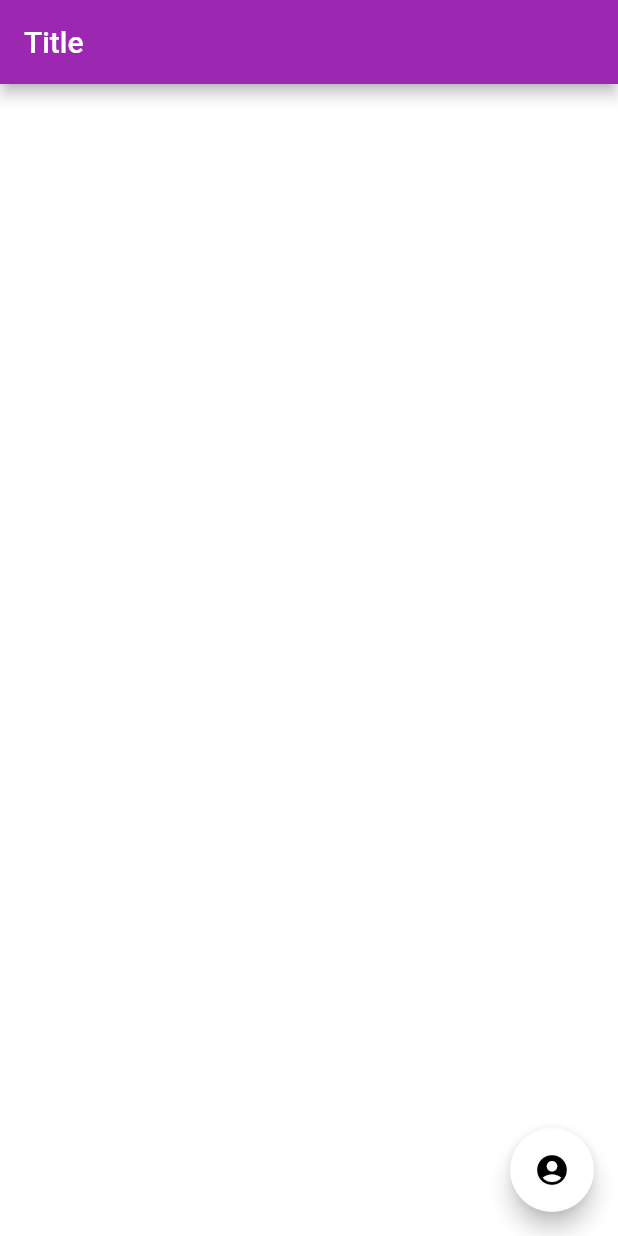
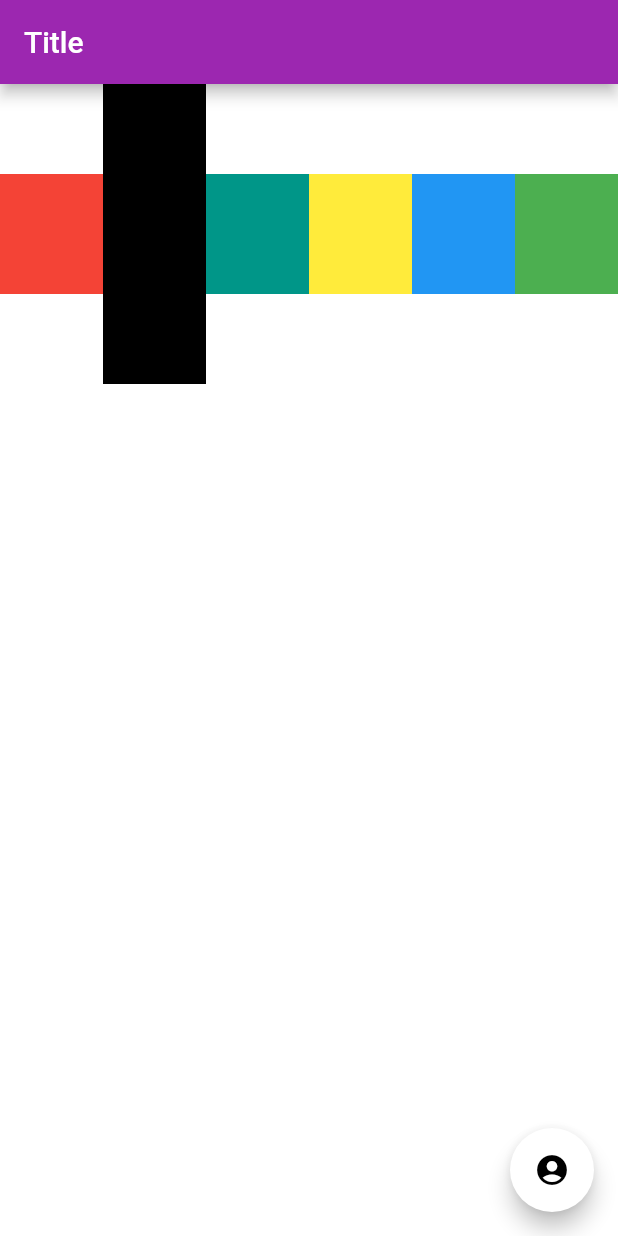
Before and after one commit to Gokdenizsari/Flutter_first_app, a Flutter app: the screen it shows after launch, on a phone screen of 412 x 824 dp. Run offline on Flutter 3.47's test engine with Material 2 defaults, Android fonts, the phone set to English and light mode, and no system bars.

Commit message:
Update main.dart

```diff
--- a/lib/main.dart
+++ b/lib/main.dart
@@ -5,7 +5,8 @@ void main() {
 }
 
 class MyApp extends StatelessWidget {
-      String _img1='https://www.webtekno.com/images/editor/default/0002/60/4a7d6f13f8b48305ac545bd5e27a244f281b0407.jpeg';
+  String _img1 =
+      'https://www.webtekno.com/images/editor/default/0002/60/4a7d6f13f8b48305ac545bd5e27a244f281b0407.jpeg';
   @override
   Widget build(BuildContext context) {
     return MaterialApp(
@@ -17,7 +18,11 @@ class MyApp extends StatelessWidget {
           ),
           backgroundColor: Colors.purple,
         ),
-        body: Container(),
+        body: Container(
+          child: Row(
+            children: flexibleContainer,
+          ),
+        ),
         floatingActionButton: FloatingActionButton(
             onPressed: () {
               debugPrint("Click");
@@ -29,6 +34,123 @@ class MyApp extends StatelessWidget {
             backgroundColor: Colors.white),
       ),
     );
+  }
+
+  List<Widget> get sorunluContainer {
+    return [
+      Container(
+        width: 80,
+        height: 80,
+        color: Colors.red,
+      ),
+      Expanded(
+        child: Container(
+          width: 80,
+          height: 80,
+          color: Colors.black,
+        ),
+      ),
+      Container(
+        width: 80,
+        height: 80,
+        color: Colors.teal,
+      ),
+      Container(
+        width: 80,
+        height: 80,
+        color: Colors.orange,
+      ),
+      Container(width: 80, height: 80, color: Colors.grey),
+      Container(
+        width: 80,
+        height: 80,
+        color: Colors.green,
+      )
+    ];
+  }
+
+  List<Widget> get expandedContainer {
+    return [
+      Container(
+        width: 80,
+        height: 80,
+        color: Colors.red,
+      ),
+      Expanded(
+        flex: 4,
+        child: Container(
+          width: 80,
+          height: 80,
+          color: Colors.black,
+        ),
+      ),
+      Expanded(
+        flex: 2,
+        child: Container(
+          width: 80,
+          height: 80,
+          color: Colors.teal,
+        ),
+      ),
+      Container(
+        width: 80,
+        height: 80,
+        color: Colors.orange,
+      ),
+      Container(width: 80, height: 80, color: Colors.grey),
+      Container(
+        width: 80,
+        height: 80,
+        color: Colors.green,
+      )
+    ];
+  }
+
+  List<Widget> get flexibleContainer {
+    return [
+      Flexible(
+        child: Container(
+          width: 80,
+          height: 80,
+          color: Colors.red,
+        ),
+      ),
+      Flexible(
+        child: Container(
+          width: 200,
+          height: 200,
+          color: Colors.black,
+        ),
+      ),
+      Flexible(
+        child: Container(
+          width: 80,
+          height: 80,
+          color: Colors.teal,
+        ),
+      ),
+      Flexible(
+        child: Container(
+          width: 80,
+          height: 80,
+          color: Colors.yellow,
+        ),
+      ),
+      Flexible(
+        child: Container(
+          width: 80,
+          height: 80,
+          color: Colors.blue,
+        ),
+      ),
+      Flexible(
+        child: Container(
+          width: 80,
+          height: 80,
+          color: Colors.green,
+        ),
+      ),
+    ];
   }
 
   Widget colummAndRow() {
@@ -44,12 +166,9 @@ class MyApp extends StatelessWidget {
               mainAxisSize: MainAxisSize.max,
               mainAxisAlignment: MainAxisAlignment.spaceAround,
               children: [
-                  Text("G",
-                      style: TextStyle(fontSize: 24, color: Colors.white)),
-                  Text("ö",
-                      style: TextStyle(fontSize: 24, color: Colors.white)),
-                  Text("k",
-                      style: TextStyle(fontSize: 24, color: Colors.white)),
+                Text("G", style: TextStyle(fontSize: 24, color: Colors.white)),
+                Text("ö", style: TextStyle(fontSize: 24, color: Colors.white)),
+                Text("k", style: TextStyle(fontSize: 24, color: Colors.white)),
                 Text(
                   "o",
                   style: TextStyle(fontSize: 24, color: Colors.white),
```
Lines whose indentation alone changed are shown as unchanged.
